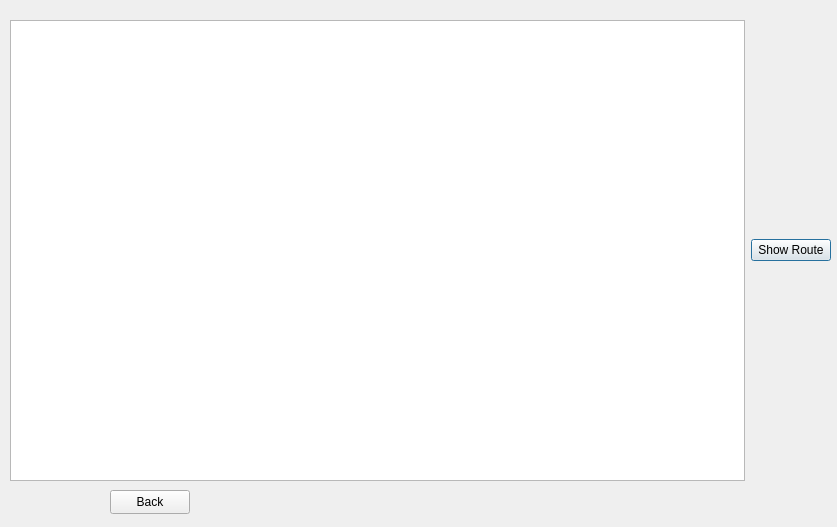
Qt form Guide_me/bfs.ui (MARIO00410/Guide-Me) before a commit.
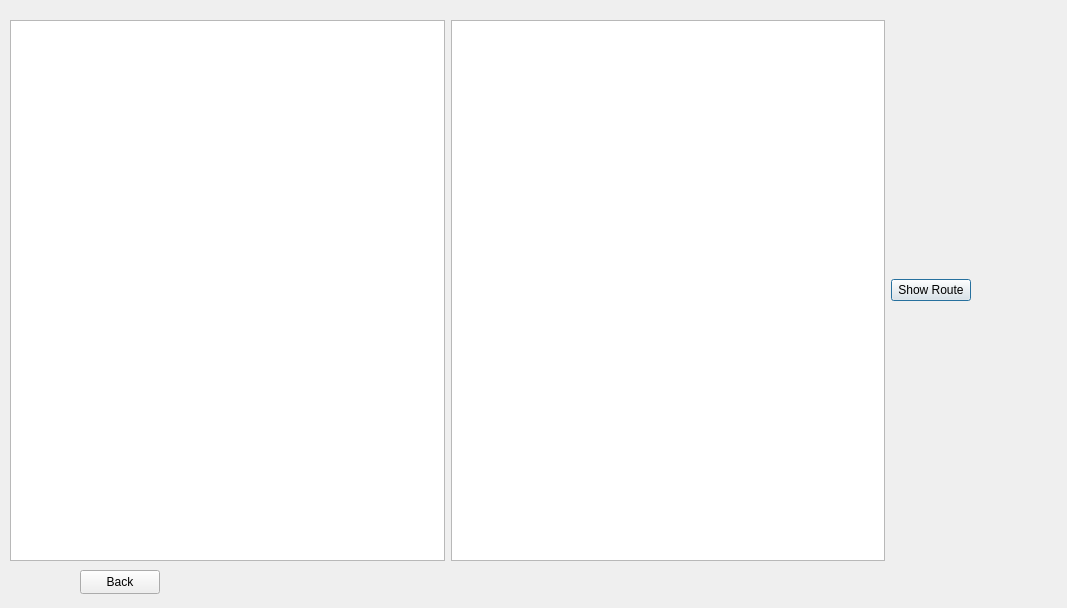
The same form after that commit.

What changed in the file:
```diff
--- a/Guide_me/bfs.ui
+++ b/Guide_me/bfs.ui
@@ -6,8 +6,8 @@
    <rect>
     <x>0</x>
     <y>0</y>
-    <width>837</width>
-    <height>527</height>
+    <width>1067</width>
+    <height>608</height>
    </rect>
   </property>
   <property name="windowTitle">
@@ -18,14 +18,17 @@
     <rect>
      <x>10</x>
      <y>20</y>
-     <width>821</width>
-     <height>461</height>
+     <width>961</width>
+     <height>541</height>
     </rect>
    </property>
    <layout class="QHBoxLayout" name="horizontalLayout">
     <item>
      <widget class="QTextEdit" name="textEdit"/>
     </item>
+    <item>
+     <widget class="QGraphicsView" name="graphicsView"/>
+    </item>
     <item>
      <widget class="QPushButton" name="showRoute">
       <property name="text">
@@ -38,8 +41,8 @@
   <widget class="QPushButton" name="pushButtonBack">
    <property name="geometry">
     <rect>
-     <x>110</x>
-     <y>490</y>
+     <x>80</x>
+     <y>570</y>
      <width>80</width>
      <height>24</height>
     </rect>
```
